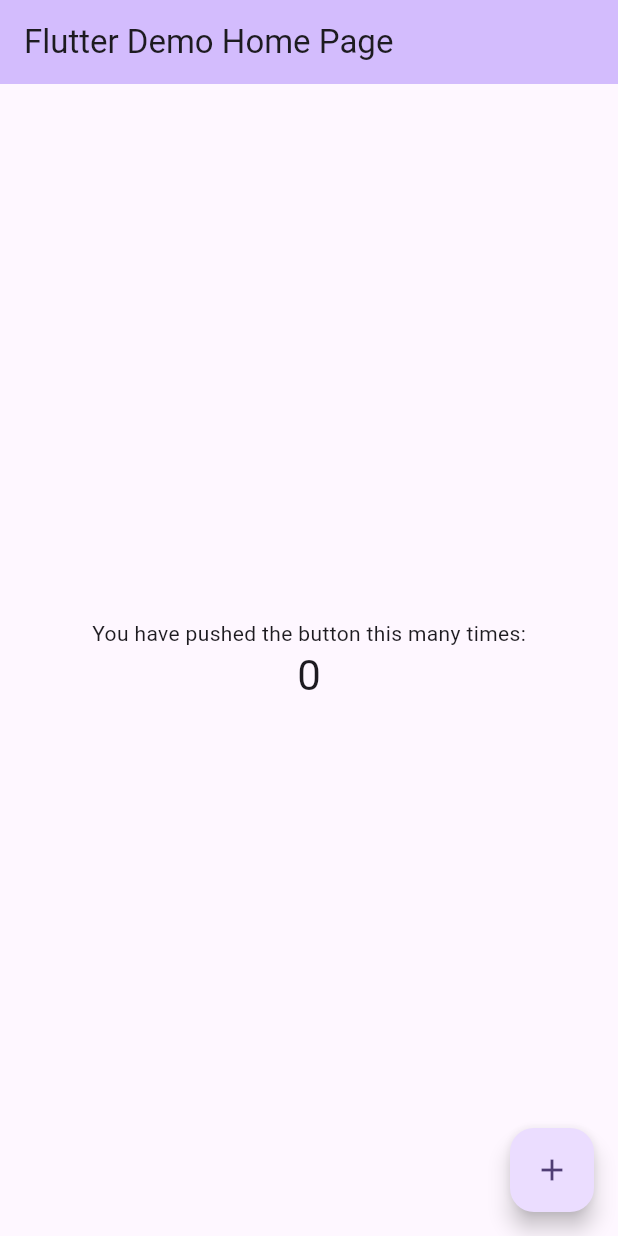
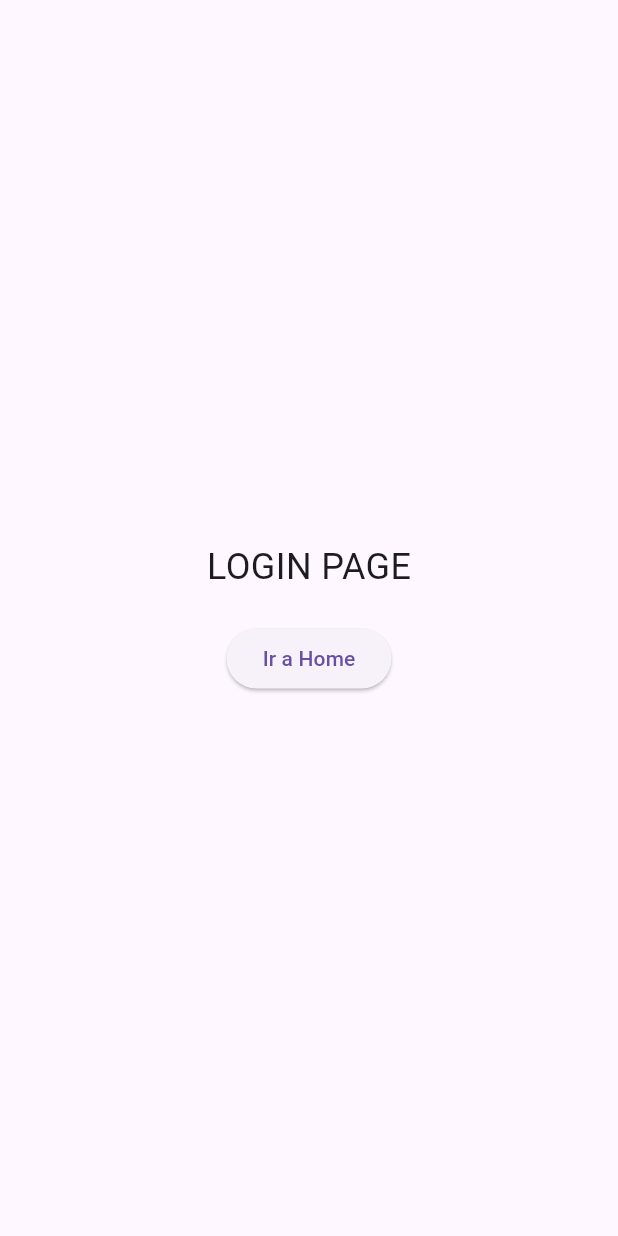
Before and after one commit to BENGIE-CORPORATION/Kitchen-Display-System---KDS, a Flutter app: the screen it shows after launch, on a phone screen of 412 x 824 dp. Run offline on Flutter 3.47's test engine with Material 3 defaults, Android fonts, the phone set to English and light mode, and no system bars.

```diff
--- a/Frontend/kds/lib/main.dart
+++ b/Frontend/kds/lib/main.dart
@@ -1,4 +1,6 @@
 import 'package:flutter/material.dart';
+import 'routes/app_routes.dart';
+import 'routes/routes.dart';
 
 void main() {
   runApp(const MyApp());
@@ -7,116 +9,12 @@ void main() {
 class MyApp extends StatelessWidget {
   const MyApp({super.key});
 
-  // This widget is the root of your application.
   @override
   Widget build(BuildContext context) {
     return MaterialApp(
-      title: 'Flutter Demo',
-      theme: ThemeData(
-        // This is the theme of your application.
-        //
-        // TRY THIS: Try running your application with "flutter run". You'll see
-        // the application has a purple toolbar. Then, without quitting the app,
-        // try changing the seedColor in the colorScheme below to Colors.green
-        // and then invoke "hot reload" (save your changes or press the "hot
-        // reload" button in a Flutter-supported IDE, or press "r" if you used
-        // the command line to start the app).
-        //
-        // Notice that the counter didn't reset back to zero; the application
-        // state is not lost during the reload. To reset the state, use hot
-        // restart instead.
-        //
-        // This works for code too, not just values: Most code changes can be
-        // tested with just a hot reload.
-        colorScheme: ColorScheme.fromSeed(seedColor: Colors.deepPurple),
-      ),
-      home: const MyHomePage(title: 'Flutter Demo Home Page'),
+      debugShowCheckedModeBanner: false,
+      initialRoute: TRoutes.login,
+      routes: AppRoutes.routes,
     );
   }
 }
-
-class MyHomePage extends StatefulWidget {
-  const MyHomePage({super.key, required this.title});
-
-  // This widget is the home page of your application. It is stateful, meaning
-  // that it has a State object (defined below) that contains fields that affect
-  // how it looks.
-
-  // This class is the configuration for the state. It holds the values (in this
-  // case the title) provided by the parent (in this case the App widget) and
-  // used by the build method of the State. Fields in a Widget subclass are
-  // always marked "final".
-
-  final String title;
-
-  @override
-  State<MyHomePage> createState() => _MyHomePageState();
-}
-
-class _MyHomePageState extends State<MyHomePage> {
-  int _counter = 0;
-
-  void _incrementCounter() {
-    setState(() {
-      // This call to setState tells the Flutter framework that something has
-      // changed in this State, which causes it to rerun the build method below
-      // so that the display can reflect the updated values. If we changed
-      // _counter without calling setState(), then the build method would not be
-      // called again, and so nothing would appear to happen.
-      _counter++;
-    });
-  }
-
-  @override
-  Widget build(BuildContext context) {
-    // This method is rerun every time setState is called, for instance as done
-    // by the _incrementCounter method above.
-    //
-    // The Flutter framework has been optimized to make rerunning build methods
-    // fast, so that you can just rebuild anything that needs updating rather
-    // than having to individually change instances of widgets.
-    return Scaffold(
-      appBar: AppBar(
-        // TRY THIS: Try changing the color here to a specific color (to
-        // Colors.amber, perhaps?) and trigger a hot reload to see the AppBar
-        // change color while the other colors stay the same.
-        backgroundColor: Theme.of(context).colorScheme.inversePrimary,
-        // Here we take the value from the MyHomePage object that was created by
-        // the App.build method, and use it to set our appbar title.
-        title: Text(widget.title),
-      ),
-      body: Center(
-        // Center is a layout widget. It takes a single child and positions it
-        // in the middle of the parent.
-        child: Column(
-          // Column is also a layout widget. It takes a list of children and
-          // arranges them vertically. By default, it sizes itself to fit its
-          // children horizontally, and tries to be as tall as its parent.
-          //
-          // Column has various properties to control how it sizes itself and
-          // how it positions its children. Here we use mainAxisAlignment to
-          // center the children vertically; the main axis here is the vertical
-          // axis because Columns are vertical (the cross axis would be
-          // horizontal).
-          //
-          // TRY THIS: Invoke "debug painting" (choose the "Toggle Debug Paint"
-          // action in the IDE, or press "p" in the console), to see the
-          // wireframe for each widget.
-          mainAxisAlignment: MainAxisAlignment.center,
-          children: <Widget>[
-            const Text('You have pushed the button this many times:'),
-            Text(
-              '$_counter',
-              style: Theme.of(context).textTheme.headlineMedium,
-            ),
-          ],
-        ),
-      ),
-      floatingActionButton: FloatingActionButton(
-        onPressed: _incrementCounter,
-        tooltip: 'Increment',
-        child: const Icon(Icons.add),
-      ), // This trailing comma makes auto-formatting nicer for build methods.
-    );
-  }
-}
--- /dev/null
+++ b/Frontend/kds/lib/pages/login/login_page.dart
@@ -0,0 +1,31 @@
+import 'package:flutter/material.dart';
+import '../../routes/routes.dart';
+
+class LoginPage extends StatelessWidget {
+  const LoginPage({super.key});
+
+  @override
+  Widget build(BuildContext context) {
+    return Scaffold(
+      body: Center(
+        child: Column(
+          mainAxisAlignment: MainAxisAlignment.center,
+          children: [
+            const Text(
+              "LOGIN PAGE",
+              style: TextStyle(fontSize: 24),
+            ),
+            const SizedBox(height: 20),
+
+            ElevatedButton(
+              onPressed: () {
+                Navigator.pushNamed(context, TRoutes.home);
+              },
+              child: const Text("Ir a Home"),
+            ),
+          ],
+        ),
+      ),
+    );
+  }
+}
--- /dev/null
+++ b/Frontend/kds/lib/routes/app_routes.dart
@@ -0,0 +1,13 @@
+import 'package:flutter/material.dart';
+import '../pages/login/login_page.dart';
+import '../pages/home/home_page.dart';
+import '../pages/admin/admin_page.dart';
+import 'routes.dart';
+
+class AppRoutes {
+  static Map<String, WidgetBuilder> routes = {
+    TRoutes.login: (context) => const LoginPage(),
+    TRoutes.home: (context) => const HomePage(),
+    TRoutes.admin: (context) => const AdminPage(),
+  };
+}
--- /dev/null
+++ b/Frontend/kds/lib/routes/routes.dart
@@ -0,0 +1,36 @@
+class TRoutes {
+  static const login = '/login';
+  static const forgetpassword = '/forgetpassword';
+  static const resetpassword = '/resetpassword';
+
+  static const home = '/';
+  static const employee = '/employee';
+  //pendiente la parte de app de empleados
+  static const kitchendisplay = '/kitchendisplay';
+  //pendiente la parte de kitchen display
+
+  static const admin = '/admin';
+  static const dashboard = '/admin/dashboard';
+  static const sales = '/admin/sales';
+  static const mainarea = '/admin/mainarea';
+  static const caja = '/admin/caja';
+  static const inventory = '/admin/inventory';
+  static const providers = '/admin/providers';
+  static const menu = '/admin/menu';
+  static const employees = '/admin/employees';
+  static const config = '/admin/config';
+  static const profile = '/admin/profile';
+
+  static List sidebarMenuItems = [
+    dashboard,
+    sales,
+    mainarea,
+    caja,
+    inventory,
+    providers,
+    menu,
+    employees,
+    config,
+    profile
+  ];
+}
```
Also changed, not shown: Frontend/kds/lib/pages/admin/admin_page.dart (added, +66 -0 lines), Frontend/kds/lib/pages/admin/widgets/sidebar/menu/menu_item.dart (added, +85 -0 lines), Frontend/kds/lib/pages/admin/widgets/sidebar/sidebar.dart (added, +135 -0 lines), Frontend/kds/lib/pages/admin/widgets/sidebar/sidebar_controller.dart (added, +36 -0 lines), Frontend/kds/lib/pages/home/home_page.dart (added, +132 -0 lines), Frontend/kds/lib/routes/route_observer.dart (added, +21 -0 lines), Frontend/kds/lib/utils/constants/colors.dart (added, +43 -0 lines), Frontend/kds/lib/pages/admin/views/caja_view.dart (added), Frontend/kds/lib/pages/admin/views/config_view.dart (added), Frontend/kds/lib/pages/admin/views/dashboard_view.dart (added), Frontend/kds/lib/pages/admin/views/employees_view.dart (added), Frontend/kds/lib/pages/admin/views/inventory_view.dart (added), Frontend/kds/lib/pages/admin/views/mainarea_view.dart (added), Frontend/kds/lib/pages/admin/views/menu_view.dart (added), 2 more files.
